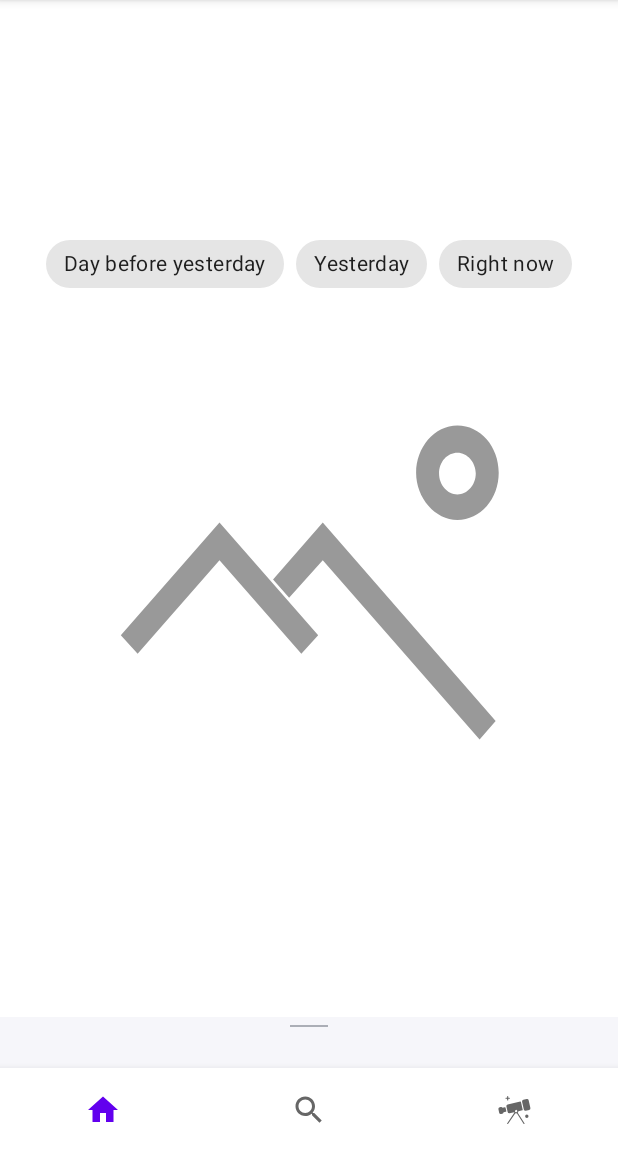
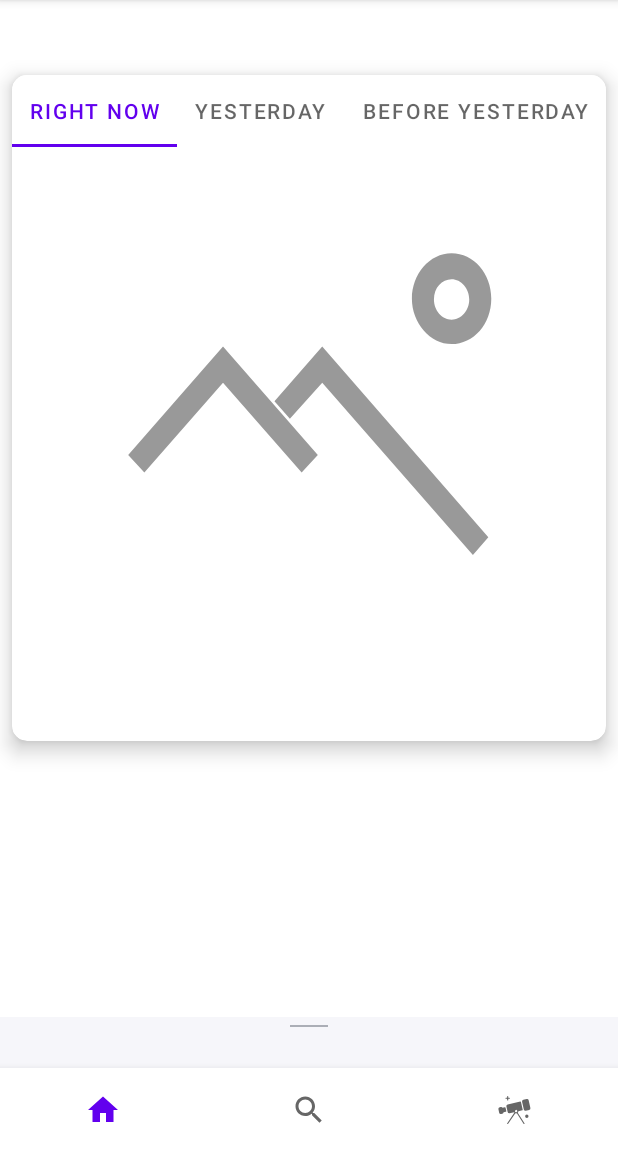
Before and after one commit to mzungu16/android_material, an Android app: the screen it shows after launch (MainActivity), on a phone screen of 412 x 824 dp, the part 84-1236 px from its top. Run offline under Robolectric (Android 15) with nearby library versions, the phone set to English and light mode, and no system bars; libraries missing offline, so code that uses them is left out: coil.api.load; Roboto replaces fonts that are not available here; 1 statement that could not run was skipped.

Commit message:
first commit

```diff
--- a/app/build.gradle
+++ b/app/build.gradle
@@ -43,7 +43,7 @@ dependencies {
     implementation 'com.google.android.material:material:1.5.0'
     implementation 'androidx.constraintlayout:constraintlayout:2.1.3'
     implementation 'androidx.legacy:legacy-support-v4:1.0.0'
-    implementation 'androidx.lifecycle:lifecycle-livedata-ktx:2.4.0'
+    implementation 'androidx.lifecycle:lifecycle-livedata-ktx:2.4.1'
     testImplementation 'junit:junit:4.13.2'
     androidTestImplementation 'androidx.test.ext:junit:1.1.3'
     androidTestImplementation 'androidx.test.espresso:espresso-core:3.4.0'
@@ -56,9 +56,10 @@ dependencies {
     implementation "org.jetbrains.kotlin:kotlin-stdlib-jdk7:1.6.10"
 //Lifecycle and ViewModel (архитектурные компоненты)
     implementation 'androidx.lifecycle:lifecycle-extensions:2.2.0'
-    implementation 'androidx.lifecycle:lifecycle-viewmodel-ktx:2.4.0'
+    implementation 'androidx.lifecycle:lifecycle-viewmodel-ktx:2.4.1'
 //Coil image download
     implementation("io.coil-kt:coil:0.11.0")
+//    implementation("io.coil-kt:coil-video:1.4.0")
 
 
 }
--- a/app/src/main/java/com/gleb/android_material/MainFragment.kt
+++ b/app/src/main/java/com/gleb/android_material/MainFragment.kt
@@ -1,30 +1,18 @@
 package com.gleb.android_material
 
-import android.content.Intent
-import android.icu.text.DateFormat
 import android.icu.text.SimpleDateFormat
-import android.icu.util.Calendar
-import android.net.Uri
 import android.os.Bundle
-import android.util.Log
 import android.view.LayoutInflater
-import android.view.MenuItem
 import android.view.View
 import android.view.ViewGroup
 import android.widget.TextView
-import android.widget.Toast
 import androidx.constraintlayout.widget.ConstraintLayout
 import androidx.fragment.app.Fragment
 import androidx.lifecycle.Observer
 import androidx.lifecycle.ViewModelProvider
 import coil.api.load
-import com.google.android.material.bottomnavigation.BottomNavigationView
 import com.google.android.material.bottomsheet.BottomSheetBehavior
-import com.google.android.material.chip.Chip
-import com.google.android.material.chip.ChipGroup
-import com.google.android.material.navigation.NavigationBarView
-import com.google.android.material.textfield.TextInputEditText
-import com.google.android.material.textfield.TextInputLayout
+import com.google.android.material.tabs.TabLayout
 import java.util.*
 
 class MainFragment : Fragment() {
@@ -48,6 +36,7 @@ class MainFragment : Fragment() {
         super.onViewCreated(view, savedInstanceState)
         val sdf = SimpleDateFormat("yyyy-MM-dd")
         val currentDate = sdf.format(Date())
+
         viewModel = ViewModelProvider(this).get(MainFragmentViewModel::class.java)
         viewModel.apply {
             getNasaPODLiveData().observe(viewLifecycleOwner, Observer { responePOD ->
@@ -67,27 +56,43 @@ class MainFragment : Fragment() {
             setNasaPODLiveDataValueMethod()
             getNasaPODInternetAccess(currentDate)
         }
-
-        view.findViewById<ChipGroup>(R.id.chip_group).setOnCheckedChangeListener { _, checkedId ->
-            when (checkedId) {
-                R.id.chip_1 -> {
+        val tabLayout = view.findViewById<TabLayout>(R.id.tabLayout)
+        val listOfTabs: MutableList<Int> = mutableListOf()
+        for (i in 0..tabLayout.childCount) {
+            listOfTabs.add(i)
+        }
+        view.findViewById<TabLayout>(R.id.tabLayout)
+            .addOnTabSelectedListener(object : TabLayout.OnTabSelectedListener {
+                override fun onTabSelected(tab: TabLayout.Tab?) {
+                    //Nothing to do
+                    when (tab?.position) {
+                        0 -> {
+                            viewModel.getNasaPODInternetAccess(currentDate)
+                        }
+                        1 -> {
+                            val cal = Calendar.getInstance()
+                            cal.add(Calendar.DATE, -1)
+                            val yesterday = sdf.format(cal.time)
+                            viewModel.getNasaPODInternetAccess(yesterday)
+                        }
+                        2 -> {
                             val cal = Calendar.getInstance()
                             cal.add(Calendar.DATE, -2)
                             val yesterdayY = sdf.format(cal.time)
                             viewModel.getNasaPODInternetAccess(yesterdayY)
                         }
-                R.id.chip_2 -> {
-                    val cal = Calendar.getInstance()
-                    cal.add(Calendar.DATE, -1)
-                    val yesterday = sdf.format(cal.time)
-                    viewModel.getNasaPODInternetAccess(yesterday)
-                }
-                R.id.chip_3 -> viewModel.getNasaPODInternetAccess(currentDate)
-                else -> viewModel.getNasaPODInternetAccess(currentDate)
                     }
                 }
 
+                override fun onTabUnselected(tab: TabLayout.Tab?) {
+                    //Nothing to do
+                }
 
+                override fun onTabReselected(tab: TabLayout.Tab?) {
+                    //Nothing to do
+
+                }
+            })
 
     }
 
--- a/app/src/main/res/layout/activity_main.xml
+++ b/app/src/main/res/layout/activity_main.xml
@@ -24,6 +24,8 @@
 
     </com.google.android.material.appbar.AppBarLayout>
 
+
+
     <FrameLayout
         android:id="@+id/container_layout"
         android:layout_width="match_parent"
--- a/app/src/main/res/layout/main_fragment.xml
+++ b/app/src/main/res/layout/main_fragment.xml
@@ -12,59 +12,61 @@
         android:layout_width="match_parent"
         android:layout_height="match_parent">
 
-        <LinearLayout
-            android:id="@+id/layout"
+        <com.google.android.material.card.MaterialCardView
             android:layout_width="match_parent"
             android:layout_height="wrap_content"
-            app:layout_constraintBottom_toBottomOf="parent"
-            android:orientation="vertical"
-            android:gravity="center"
+            android:layout_marginStart="8dp"
+            android:layout_marginEnd="8dp"
+            app:cardCornerRadius="10dp"
+            android:layout_marginTop="50dp"
+            app:cardElevation="8dp"
+            app:layout_constraintEnd_toEndOf="parent"
+            app:layout_constraintStart_toStartOf="parent"
             app:layout_constraintTop_toTopOf="parent">
 
-            <com.google.android.material.chip.ChipGroup
-                android:id="@+id/chip_group"
+            <LinearLayout
+                android:layout_width="match_parent"
+                android:layout_height="match_parent"
+                android:orientation="vertical">
+
+                <com.google.android.material.tabs.TabLayout
+                    android:id="@+id/tabLayout"
+                    android:layout_width="match_parent"
+                    android:layout_height="wrap_content"
+                    app:tabMode="fixed">
+
+                    <com.google.android.material.tabs.TabItem
+                        android:id="@+id/tab1"
                         android:layout_width="wrap_content"
                         android:layout_height="wrap_content"
-                android:layout_marginTop="5dp"
-                android:paddingStart="10dp"
-                android:paddingEnd="10dp"
-                app:singleSelection="true">
+                        android:text="@string/text_choice_3" />
 
-                <com.google.android.material.chip.Chip
-                    android:id="@+id/chip_1"
-                    style="@style/Widget.MaterialComponents.Chip.Choice"
-                    android:layout_width="wrap_content"
-                    android:layout_height="wrap_content"
-                    android:text="@string/text_choice_1" />
+                    <com.google.android.material.tabs.TabItem
+                        android:id="@+id/tab2"
 
-                <com.google.android.material.chip.Chip
-                    android:id="@+id/chip_2"
-                    style="@style/Widget.MaterialComponents.Chip.Choice"
                         android:layout_width="wrap_content"
                         android:layout_height="wrap_content"
                         android:text="@string/text_choice_2" />
 
-                <com.google.android.material.chip.Chip
-                    android:id="@+id/chip_3"
-                    style="@style/Widget.MaterialComponents.Chip.Choice"
+                    <com.google.android.material.tabs.TabItem
+                        android:id="@+id/tab3"
+
                         android:layout_width="wrap_content"
                         android:layout_height="wrap_content"
-                    android:text="@string/text_choice_3" />
-            </com.google.android.material.chip.ChipGroup>
+                        android:text="@string/text_choice_1" />
+                </com.google.android.material.tabs.TabLayout>
 
                 <com.gleb.android_material.FirstCustomView
                     android:id="@+id/customViewImage_id"
                     android:layout_width="match_parent"
                     android:layout_height="wrap_content"
-                android:layout_marginTop="10dp"
                     android:paddingStart="2dp"
                     android:paddingEnd="2dp"
-                app:layout_constraintEnd_toEndOf="parent"
-                app:layout_constraintStart_toStartOf="parent"
-                app:layout_constraintTop_toBottomOf="@id/chip_group"
                     app:srcCompat="@drawable/ic_no_photo_vector" />
+            </LinearLayout>
 
-        </LinearLayout>
+        </com.google.android.material.card.MaterialCardView>
+
 
     </androidx.constraintlayout.widget.ConstraintLayout>
 
--- a/app/src/main/res/values/strings.xml
+++ b/app/src/main/res/values/strings.xml
@@ -4,7 +4,7 @@
     <string name="search_wiki">Search in Wiki</string>
     <string name="wiki_helper_text">Check the term in wikipedia</string>
     <string name="search">Search</string>
-    <string name="text_choice_1">Day before yesterday</string>
+    <string name="text_choice_1">Before yesterday</string>
     <string name="text_choice_2">Yesterday</string>
     <string name="text_choice_3">Right now</string>
     <string name="search_title">search</string>
```
Lines whose indentation alone changed are shown as unchanged.
